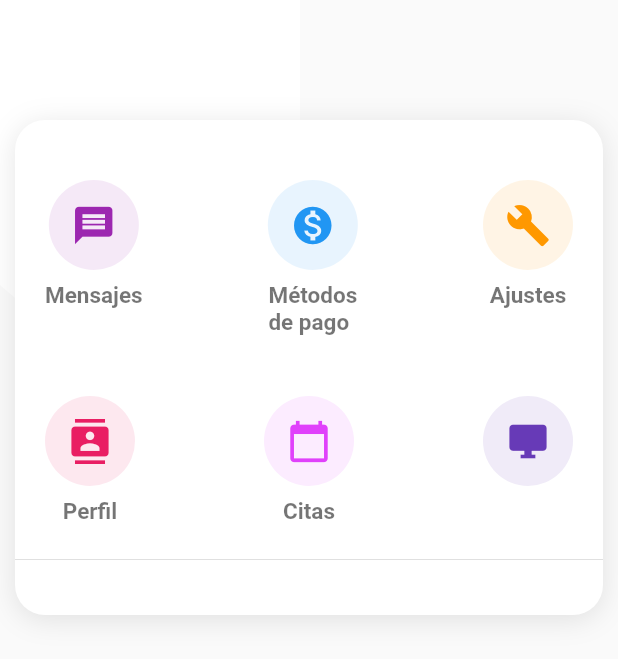
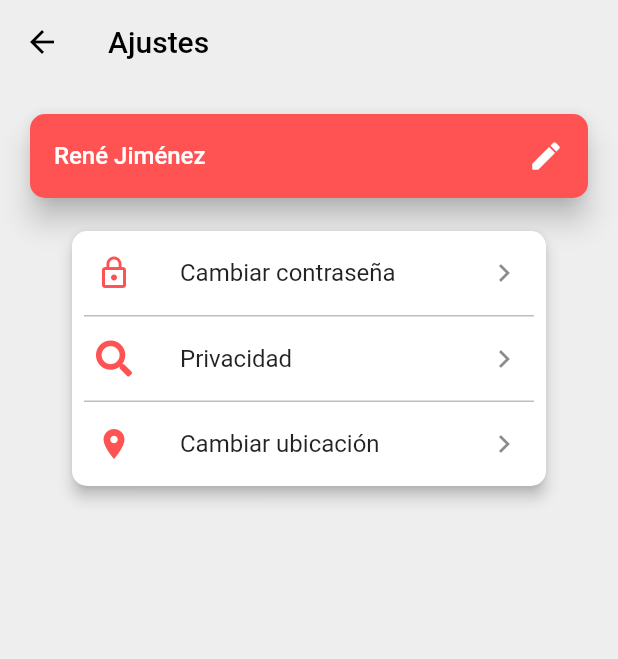
Before and after one commit to diazdesandi/flutterpsicologia, a Flutter app: the Dashpage widget shown alone on an empty page, opened directly, after a tap on the "build" icon, on a phone screen of 412 x 824 dp. Shown: the top 659 px of the screen. Run offline on Flutter 3.47's test engine with Material 2 defaults, Android fonts, the phone set to English and light mode, and no system bars; our stand-ins replace curved_navigation_bar, flutter_calendar_carousel, flutter_screenutil, font_awesome_flutter, google_fonts, styled_widget and 1 more; missing offline and left inert: webfeed; network calls fail.

Commit message:
final
Co-Authored-By: rexfor <rexfor@users.noreply.github.com>

```diff
--- a/lib/main.dart
+++ b/lib/main.dart
@@ -4,11 +4,13 @@ import 'login/logincard.dart';
 import 'package:google_fonts/google_fonts.dart';
 import 'navbarscreens/navbarmaster.dart';
 
+// Parte inicial de la aplicacion, se inicializa el login
 void main() => runApp(MaterialApp(
       home: MyApp(),
       debugShowCheckedModeBanner: false,
     ));
 
+// Estado del widget
 class MyApp extends StatefulWidget {
   @override
   _MyAppState createState() => new _MyAppState();
@@ -23,6 +25,7 @@ class _MyAppState extends State<MyApp> {
     });
   }
 
+// Boton de opcion con cierto tamaño (width y height) y cierto margen (padding)
   Widget radioButton(bool isSelected) => Container(
         width: 16.0,
         height: 16.0,
@@ -48,7 +51,7 @@ class _MyAppState extends State<MyApp> {
           color: Colors.black26.withOpacity(.2),
         ),
       );
-
+// Widget principal para construir la interfaz, donde se pone el titulo de "Iniciar sesion"
   @override
   Widget build(BuildContext context) {
     ScreenUtil.instance = ScreenUtil.getInstance()..init(context);
--- a/lib/navbarscreens/home.dart
+++ b/lib/navbarscreens/home.dart
@@ -1,8 +1,11 @@
 import 'package:flutter/material.dart';
 import 'package:flutterpsicologia/pages/submenus/calendar.dart';
+import 'package:flutterpsicologia/pages/submenus/ajustes.dart';
 import 'package:flutterpsicologia/pages/submenus/profile.dart';
+import 'package:flutterpsicologia/pages/submenus/notifications.dart';
 import 'package:styled_widget/styled_widget.dart';
 
+// Clase de pantalla de principal
 class Home extends StatelessWidget {
   @override
   Widget build(BuildContext context) {
@@ -13,10 +16,11 @@ class Home extends StatelessWidget {
         ));
   }
 }
-
+// Clase userpage donde se crea el widget con la informacion del perfil que ha iniciado sesion
 class UserPage extends StatelessWidget {
   @override
   Widget build(BuildContext context) {
+    // Padding para el contenedor de la informacion
     final page = ({Widget child}) => Styled.widget(child: child)
         .padding(vertical: 30, horizontal: 20)
         .constrained(minHeight: 50)
@@ -36,6 +40,8 @@ class UserPage extends StatelessWidget {
 class UserCard extends StatelessWidget {
   Widget _buildUserRow() {
     return <Widget>[
+      // Icono que reemplaza la imagen de perfil, para establecer dicha imagen seria necesario
+      // establecer el backend en Firebase
       Icon(Icons.account_circle)
           .decorated(
             color: Colors.white,
@@ -44,6 +50,7 @@ class UserCard extends StatelessWidget {
           .constrained(height: 50, width: 50)
           .padding(right: 10),
       <Widget>[
+        // Nombre del usuario que inicio sesion
         Text(
           'René Jiménez',
           style: TextStyle(
@@ -55,7 +62,7 @@ class UserCard extends StatelessWidget {
       ].toColumn(crossAxisAlignment: CrossAxisAlignment.start),
     ].toRow();
   }
-
+// Widget donde se establece el color y la forma de los bordes donde se muestra la informacion de usuario
   @override
   Widget build(BuildContext context) {
     return <Widget>[_buildUserRow()]
@@ -72,7 +79,7 @@ class UserCard extends StatelessWidget {
         .alignment(Alignment.center);
   }
 }
-
+// Clase de menu principal donde se establecen todas las opciones disponibles en la aplicacion
 class Dashpage extends StatelessWidget {
   @override
   Widget build(BuildContext context) {
@@ -109,6 +116,7 @@ class Dashpage extends StatelessWidget {
                     child: Row(
                       mainAxisAlignment: MainAxisAlignment.spaceBetween,
                       children: <Widget>[
+                        // Cada columna dentro de este Widget es una opcion disponible en el menu
                         Column(
                           children: <Widget>[
                             Material(
@@ -161,7 +169,12 @@ class Dashpage extends StatelessWidget {
                                 icon: Icon(Icons.build),
                                 color: Colors.orange,
                                 iconSize: 30.0,
-                                onPressed: () {},
+                                onPressed: () {
+                                  Navigator.push(
+                                      context,
+                                      MaterialPageRoute(
+                                          builder: (context) => Ajustes()));
+                                },
                               ),
                             ),
                             SizedBox(height: 8.0),
@@ -194,7 +207,8 @@ class Dashpage extends StatelessWidget {
                                     Navigator.push(
                                         context,
                                         MaterialPageRoute(
-                                            builder: (context) => ProfileClass()));
+                                            builder: (context) =>
+                                                ProfileClass()));
                                   }),
                             ),
                             SizedBox(height: 8.0),
@@ -238,14 +252,20 @@ class Dashpage extends StatelessWidget {
                               color: Colors.deepPurple.withOpacity(0.1),
                               child: IconButton(
                                 padding: EdgeInsets.all(15.0),
-                                icon: Icon(Icons.desktop_windows),
+                                icon: Icon(Icons.notifications),
                                 color: Colors.deepPurple,
                                 iconSize: 30.0,
-                                onPressed: () {},
+                                onPressed: () {
+                                  Navigator.push(
+                                      context,
+                                      MaterialPageRoute(
+                                          builder: (context) =>
+                                              Notifications()));
+                                },
                               ),
                             ),
                             SizedBox(height: 8.0),
-                            Text('',
+                            Text('Notificaciones',
                                 style: TextStyle(
                                     color: Colors.black54,
                                     fontSize: 15,
--- a/lib/navbarscreens/rssfiles/NewsDetails.dart
+++ b/lib/navbarscreens/rssfiles/NewsDetails.dart
@@ -1,6 +1,7 @@
 import 'package:flutter/material.dart';
 import 'package:youtube_player_flutter/youtube_player_flutter.dart';
 
+// Clase para obtener los detalles las noticias a mostrar
 class NewsDetails extends StatefulWidget {
   NewsDetails({Key key, this.title, this.url}) : super(key: key);
 
@@ -10,7 +11,7 @@ class NewsDetails extends StatefulWidget {
   @override
   _NewsDetailsState createState() => _NewsDetailsState();
 }
-
+// Clase que muestra las noticias.
 class _NewsDetailsState extends State<NewsDetails> {
   @override
   Widget build(BuildContext context) {
--- /dev/null
+++ b/lib/pages/submenus/ajustes.dart
@@ -0,0 +1,137 @@
+import 'package:flutter/material.dart';
+import 'package:font_awesome_flutter/font_awesome_flutter.dart';
+
+// Clase para la pantalla de ajustes, el widget inferior establece el estado de las otras clases.
+class Ajustes extends StatefulWidget {
+  @override
+  _AjustesState createState() => _AjustesState();
+}
+
+class _AjustesState extends State<Ajustes> {
+  bool _dark;
+
+  @override
+  void initState() {
+    super.initState();
+    _dark = false;
+  }
+
+  Brightness _getBrightness() {
+    return _dark ? Brightness.dark : Brightness.light;
+  }
+
+// Override con la informacion que deseamos mostrar en la pantalla, incluye el tema y el texto.
+  @override
+  Widget build(BuildContext context) {
+    return Theme(
+      isMaterialAppTheme: true,
+      data: ThemeData(
+        brightness: _getBrightness(),
+      ),
+      child: Scaffold(
+        backgroundColor: _dark ? null : Colors.grey.shade200,
+        appBar: AppBar(
+          elevation: 0,
+          brightness: _getBrightness(),
+          iconTheme: IconThemeData(color: _dark ? Colors.white : Colors.black),
+          backgroundColor: Colors.transparent,
+          title: Text(
+            'Ajustes',
+            style: TextStyle(color: _dark ? Colors.white : Colors.black),
+          ),
+        ),
+        body: Stack(
+          fit: StackFit.expand,
+          children: <Widget>[
+            SingleChildScrollView(
+              padding: const EdgeInsets.all(16.0),
+              child: Column(
+                crossAxisAlignment: CrossAxisAlignment.start,
+                children: <Widget>[
+                  Card(
+                    elevation: 8.0,
+                    shape: RoundedRectangleBorder(
+                        borderRadius: BorderRadius.circular(10.0)),
+                    color: Colors.redAccent,
+                    child: ListTile(
+                      onTap: () {
+                        //open edit profile
+                      },
+                      title: Text(
+                        "René Jiménez",
+                        style: TextStyle(
+                          color: Colors.white,
+                          fontWeight: FontWeight.w500,
+                        ),
+                      ),
+                      trailing: Icon(
+                        Icons.edit,
+                        color: Colors.white,
+                      ),
+                    ),
+                  ),
+                  const SizedBox(height: 10.0),
+                  Card(
+                    elevation: 4.0,
+                    margin: const EdgeInsets.fromLTRB(32.0, 8.0, 32.0, 16.0),
+                    shape: RoundedRectangleBorder(
+                        borderRadius: BorderRadius.circular(10.0)),
+                    child: Column(
+                      children: <Widget>[
+                        ListTile(
+                          leading:
+                              Icon(Icons.lock_outline, color: Colors.redAccent),
+                          title: Text("Cambiar contraseña"),
+                          trailing: Icon(Icons.keyboard_arrow_right),
+                          onTap: () {
+                            //open change password
+                          },
+                        ),
+                        _buildDivider(),
+                        ListTile(
+                          leading: Icon(
+                            FontAwesomeIcons.search,
+                            color: Colors.redAccent,
+                          ),
+                          title: Text("Privacidad"),
+                          trailing: Icon(Icons.keyboard_arrow_right),
+                          onTap: () {
+                            //open change language
+                          },
+                        ),
+                        _buildDivider(),
+                        ListTile(
+                          leading: Icon(
+                            Icons.location_on,
+                            color: Colors.redAccent,
+                          ),
+                          title: Text("Cambiar ubicación"),
+                          trailing: Icon(Icons.keyboard_arrow_right),
+                          onTap: () {
+                            //open change location
+                          },
+                        ),
+                      ],
+                    ),
+                  ),
+                  const SizedBox(height: 20.0),
+                ],
+              ),
+            ),
+          ],
+        ),
+      ),
+    );
+  }
+
+  Container _buildDivider() {
+    return Container(
+      margin: const EdgeInsets.symmetric(
+        horizontal: 8.0,
+      ),
+      width: double.infinity,
+      height: 1.0,
+      color: Colors.grey.shade400,
+    );
+  }
+}
--- a/lib/pages/submenus/profile.dart
+++ b/lib/pages/submenus/profile.dart
@@ -1,6 +1,8 @@
 import 'package:flutter/material.dart';
 import 'package:google_fonts/google_fonts.dart';
 
+
+// Clase para mostrar el perfil.
 class ProfileClass extends StatelessWidget {
   @override
   Widget build(BuildContext context) {
@@ -16,6 +18,8 @@ class MyProfile extends StatefulWidget {
   _MyProfilePageState createState() => new _MyProfilePageState();
 }
 
+// Basado en el estado de la clase se establece un widget para mostrar la interfaz
+// del perfil con la informacion y las opciones deseadas.
 class _MyProfilePageState extends State<MyProfile> {
   @override
   Widget build(BuildContext context) {
--- a/lib/pages/youtubevideodata/keysandotherfiles/keys.dart
+++ b/lib/pages/youtubevideodata/keysandotherfiles/keys.dart
@@ -1 +1,2 @@
+// llave API del canal de Youtube
 const String API_KEY = 'AIzaSyDqWiHLWCKDW7YqgMgkTOwg15XOlkzBx-E';
--- a/lib/pages/youtubevideodata/modelos/channelmodel.dart
+++ b/lib/pages/youtubevideodata/modelos/channelmodel.dart
@@ -1,5 +1,7 @@
 import 'videomodel.dart';
 
+// Clases para obtener la informacion del canal de youtube
+// Strings para recibir los datos
 class Channel {
   final String id;
   final String title;
@@ -9,6 +11,7 @@ class Channel {
   final String uploadPlaylistId;
   List<Video> videos;
 
+// Metodo para recibir datos
   Channel({
     this.id,
     this.title,
@@ -19,6 +22,7 @@ class Channel {
     this.videos,
   });
 
+// Regreso de información
   factory Channel.fromMap(Map<String, dynamic> map) {
     return Channel(
       id: map['id'],
--- a/lib/pages/youtubevideodata/modelos/videomodel.dart
+++ b/lib/pages/youtubevideodata/modelos/videomodel.dart
@@ -1,3 +1,4 @@
+// Clase video
 class Video {
   final String id;
   final String title;
@@ -11,6 +12,7 @@ class Video {
     this.channelTitle,
   });
 
+// Regreso de informacion de video
   factory Video.fromMap(Map<String, dynamic> snippet) {
     return Video(
       id: snippet['resourceId']['videoId'],
--- a/lib/pages/youtubevideodata/modelos/videoplayer.dart
+++ b/lib/pages/youtubevideodata/modelos/videoplayer.dart
@@ -1,6 +1,8 @@
 import 'package:flutter/material.dart';
 import 'package:youtube_player_flutter/youtube_player_flutter.dart';
 
+// Clase para establecer el reproductor de video.
+// Inicializacion de video
 class VideoScreen extends StatefulWidget {
   final String id;
 
@@ -24,7 +26,7 @@ class _VideoScreenState extends State<VideoScreen> {
       ),
     );
   }
-
+// Titulo de la pestaña
   @override
   Widget build(BuildContext context) {
     return Scaffold(
--- a/pubspec.yaml
+++ b/pubspec.yaml
@@ -20,6 +20,7 @@ dependencies:
   styled_widget: ^0.2.1+2
   flutter_calendar_carousel: ^1.4.12
   webfeed: ^0.4.2
+  font_awesome_flutter: ^8.8.1
 
   # The following adds the Cupertino Icons font to your application.
   # Use with the CupertinoIcons class for iOS style icons.
```
Also changed, not shown: lib/navbarscreens/feed.dart (+9 -4 lines), lib/navbarscreens/navbarmaster.dart (+12 -5 lines), lib/navbarscreens/rssfiles/getrss.dart (+14 -6 lines), lib/navbarscreens/videos.dart (+6 -1 lines), lib/pages/submenus/calendar.dart (+5 -8 lines), lib/pages/submenus/notifications.dart (added, +91 -0 lines), lib/pages/youtubevideodata/keysandotherfiles/apiservice.dart (+5 -3 lines), lib/pages/submenus/test.dart (deleted), pubspec.lock.
